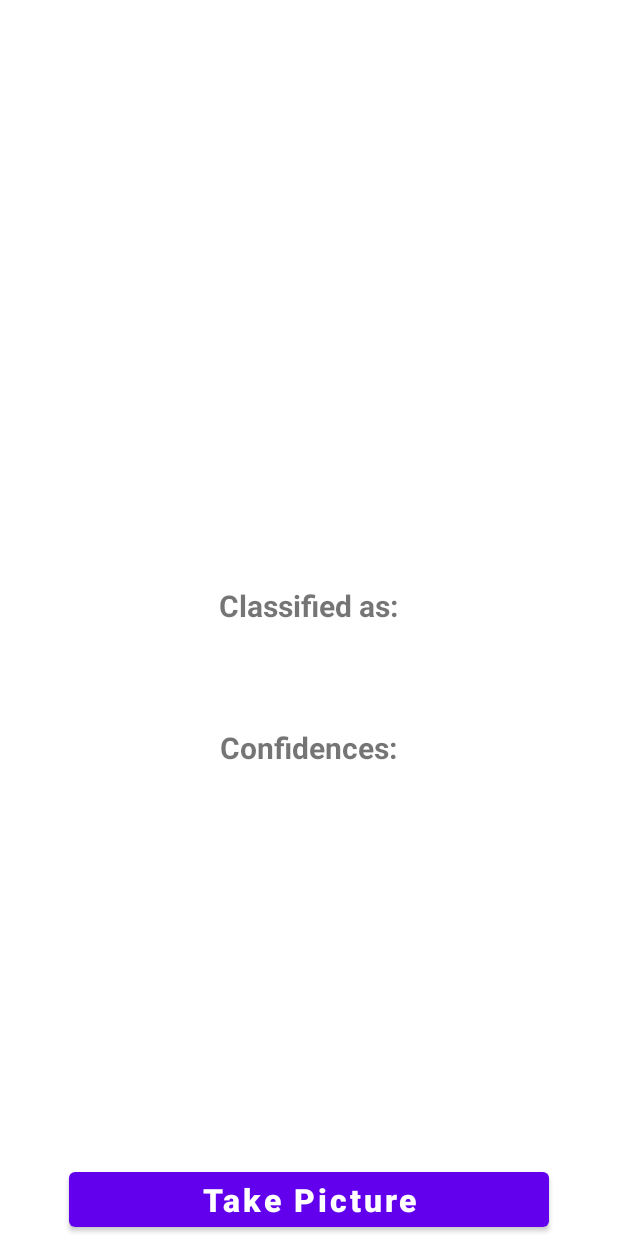
After one commit to Vikri18/PrototypeSmartRecycle, an Android app: the layout activity_main.xml on its own in the app's theme, with its tools: preview values and no code run, on a phone screen of 412 x 824 dp. The commit adds this screen. Run offline under Robolectric (Android 15) with nearby library versions, the phone set to English and light mode, and no system bars.

Commit message:
add file

```diff
--- a/app/src/main/AndroidManifest.xml
+++ b/app/src/main/AndroidManifest.xml
@@ -2,7 +2,7 @@
 <manifest xmlns:android="http://schemas.android.com/apk/res/android"
     xmlns:tools="http://schemas.android.com/tools">
 
-    <uses-permission android:name="android.permission.CAMERA"> </uses-permission>
+    <uses-permission android:name="android.permission.CAMERA"></uses-permission>
 
     <application
         android:allowBackup="true"
@@ -13,6 +13,9 @@
         android:supportsRtl="true"
         android:theme="@style/Theme.PrototypeSmartRecycle"
         tools:targetApi="31">
+        <activity
+            android:name=".RecomendationActivity"
+            android:exported="false" />
         <activity
             android:name=".MainActivity"
             android:exported="true">
--- a/app/src/main/java/com/thisvyx/prototypesmartrecycle/MainActivity.java
+++ b/app/src/main/java/com/thisvyx/prototypesmartrecycle/MainActivity.java
@@ -28,6 +28,8 @@ import java.nio.ByteOrder;
 public class MainActivity extends AppCompatActivity {
 
     TextView result, confidence;
+
+    private String hasil_deteksi;
     ImageView imageView;
     Button picture;
     int imageSize = 224;
@@ -95,9 +97,10 @@ public class MainActivity extends AppCompatActivity {
                 }
             }
 
-            String[] classes = {"botol", "kardus", "DVD"};
+            String[] classes = {"Kardus", "Kaca", "Logam", "Kertas", "Plastik", "Sampah"};
 
             result.setText(classes[maxPos]);
+            hasil_deteksi = classes[maxPos];
 
             String s = "";
             for(int i = 0; i < classes.length; i++){
@@ -127,4 +130,5 @@ public class MainActivity extends AppCompatActivity {
         }
         super.onActivityResult(requestCode, resultCode, data);
     }
+
 }
--- /dev/null
+++ b/app/src/main/java/com/thisvyx/prototypesmartrecycle/RecomendationActivity.java
@@ -0,0 +1,14 @@
+package com.thisvyx.prototypesmartrecycle;
+
+import androidx.appcompat.app.AppCompatActivity;
+
+import android.os.Bundle;
+
+public class RecomendationActivity extends AppCompatActivity {
+
+    @Override
+    protected void onCreate(Bundle savedInstanceState) {
+        super.onCreate(savedInstanceState);
+        setContentView(R.layout.activity_recomendation);
+    }
+}
--- /dev/null
+++ b/app/src/main/res/layout/activity_main.xml
@@ -0,0 +1,70 @@
+<?xml version="1.0" encoding="utf-8"?>
+<RelativeLayout xmlns:android="http://schemas.android.com/apk/res/android"
+    xmlns:tools="http://schemas.android.com/tools"
+    android:layout_width="match_parent"
+    android:layout_height="match_parent"
+    tools:context=".MainActivity">
+
+    <Button
+        android:id="@+id/button"
+        android:layout_width="320dp"
+        android:layout_height="wrap_content"
+        android:layout_alignParentBottom="true"
+        android:layout_centerInParent="true"
+        android:text="Take Picture"
+        android:textAllCaps="false"
+        android:textSize="21sp"
+        android:textStyle="bold"
+        tools:ignore="HardcodedText" />
+    <ImageView
+        android:layout_width="370sp"
+        android:layout_height="370sp"
+        android:layout_centerHorizontal="true"
+        android:id="@+id/imageView"
+        android:layout_marginTop="10sp"
+        tools:ignore="ContentDescription" />
+    <TextView
+        android:layout_width="wrap_content"
+        android:layout_height="wrap_content"
+        android:layout_centerHorizontal="true"
+        android:text="Classified as:"
+        android:textStyle="bold"
+        android:textSize="20sp"
+        android:id="@+id/classified"
+        android:layout_below="@+id/imageView"
+        android:layout_marginTop="10sp"
+        tools:ignore="HardcodedText" />
+    <TextView
+        android:layout_width="wrap_content"
+        android:layout_height="wrap_content"
+        android:layout_centerHorizontal="true"
+        android:text=""
+        android:textColor="#C30000"
+        android:textStyle="bold"
+        android:textSize="27sp"
+        android:id="@+id/result"
+        android:layout_below="@+id/classified"
+        />
+    <TextView
+        android:layout_width="wrap_content"
+        android:layout_height="wrap_content"
+        android:id="@+id/confidencesText"
+        android:text="Confidences:"
+        android:textStyle="bold"
+        android:textSize="20sp"
+        android:layout_centerHorizontal="true"
+        android:layout_below="@+id/result"
+        android:layout_marginTop="30sp"
+        tools:ignore="HardcodedText" />
+    <TextView
+        android:layout_width="wrap_content"
+        android:layout_height="wrap_content"
+        android:layout_centerHorizontal="true"
+        android:text=""
+        android:textColor="#000"
+        android:textSize="22sp"
+        android:id="@+id/confidence"
+        android:layout_below="@+id/confidencesText"
+        />
+
+</RelativeLayout>
--- /dev/null
+++ b/app/src/main/res/layout/activity_recomendation.xml
@@ -0,0 +1,9 @@
+<?xml version="1.0" encoding="utf-8"?>
+<androidx.constraintlayout.widget.ConstraintLayout xmlns:android="http://schemas.android.com/apk/res/android"
+    xmlns:app="http://schemas.android.com/apk/res-auto"
+    xmlns:tools="http://schemas.android.com/tools"
+    android:layout_width="match_parent"
+    android:layout_height="match_parent"
+    tools:context=".RecomendationActivity">
+
+</androidx.constraintlayout.widget.ConstraintLayout>
```
Also changed, not shown: 1 other file.
